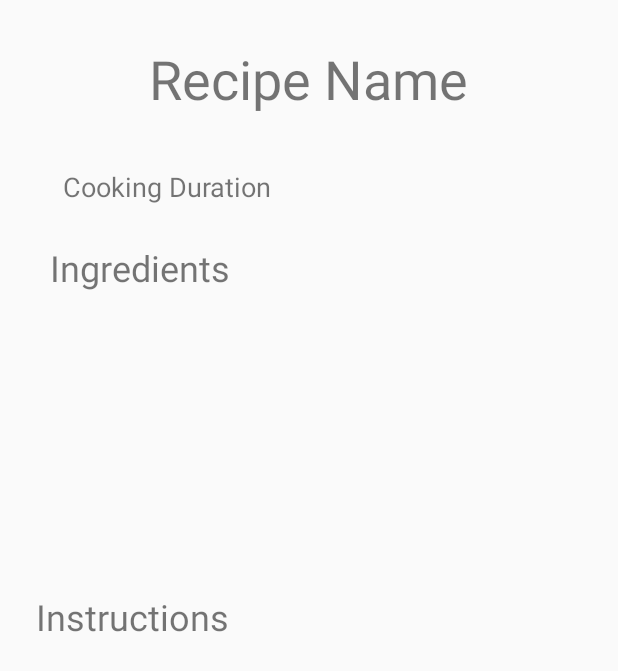
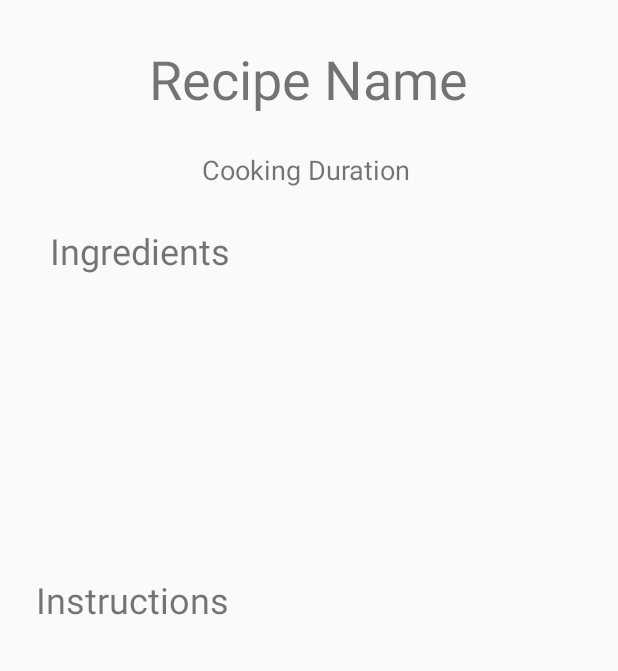
Before and after one commit to GeorgeShao/EcoEats, an Android app: the layout recipe.xml on its own in the app's theme, with its tools: preview values and no code run, on a phone screen of 412 x 824 dp. Shown: the top 671 px of the screen. Run offline under Robolectric (Android 15) with nearby library versions, the phone set to English and light mode, and no system bars.

Commit message:
updated recipe.xml

```diff
--- a/app/src/main/res/layout/recipe.xml
+++ b/app/src/main/res/layout/recipe.xml
@@ -22,11 +22,13 @@
         android:id="@+id/duration"
         android:layout_width="wrap_content"
         android:layout_height="wrap_content"
-        android:layout_marginStart="43dp"
-        android:layout_marginTop="35dp"
-        android:layout_marginEnd="227dp"
+        android:layout_marginStart="136dp"
+        android:layout_marginTop="24dp"
+        android:layout_marginEnd="135dp"
+        android:layout_marginBottom="25dp"
         android:text="Cooking Duration "
         android:textSize="18sp"
+        app:layout_constraintBottom_toTopOf="@+id/textView6"
         app:layout_constraintEnd_toEndOf="parent"
         app:layout_constraintStart_toStartOf="parent"
         app:layout_constraintTop_toBottomOf="@+id/recipe" />
```
